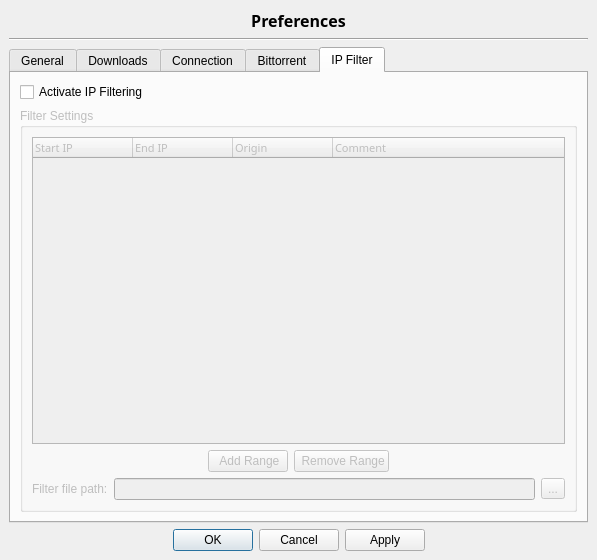
Old version of the form src/options.ui in the repository SysAdminDoc/qBittorrent-Vanced.
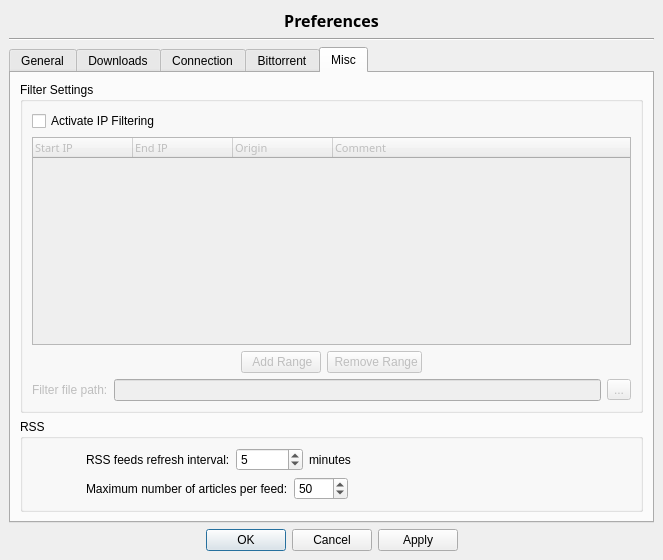
New version of the form. The open tabs and pages were chosen to show the change. Icons and pictures are not drawn.

```diff
--- a/src/options.ui
+++ b/src/options.ui
@@ -5,7 +5,7 @@
    <rect>
     <x>0</x>
     <y>0</y>
-    <width>597</width>
+    <width>663</width>
     <height>560</height>
    </rect>
   </property>
@@ -1372,38 +1372,16 @@
      </widget>
      <widget class="QWidget" name="tab_4" >
       <attribute name="title" >
-       <string>IP Filter</string>
+       <string>Misc</string>
       </attribute>
       <attribute name="icon" >
        <iconset resource="icons.qrc" >:/Icons/filter.png</iconset>
       </attribute>
       <layout class="QVBoxLayout" >
-       <property name="spacing" >
-        <number>6</number>
-       </property>
-       <property name="leftMargin" >
-        <number>9</number>
-       </property>
-       <property name="topMargin" >
-        <number>9</number>
-       </property>
-       <property name="rightMargin" >
-        <number>9</number>
-       </property>
-       <property name="bottomMargin" >
-        <number>9</number>
-       </property>
-       <item>
-        <widget class="QCheckBox" name="checkIPFilter" >
-         <property name="text" >
-          <string>Activate IP Filtering</string>
-         </property>
-        </widget>
-       </item>
        <item>
         <widget class="QGroupBox" name="filterBox" >
          <property name="enabled" >
-          <bool>false</bool>
+          <bool>true</bool>
          </property>
          <property name="title" >
           <string>Filter Settings</string>
@@ -1424,8 +1402,21 @@
           <property name="bottomMargin" >
            <number>9</number>
           </property>
+          <item>
+           <widget class="QCheckBox" name="checkIPFilter" >
+            <property name="text" >
+             <string>Activate IP Filtering</string>
+            </property>
+            <property name="icon" >
+             <iconset resource="icons.qrc" >:/Icons/filter.png</iconset>
+            </property>
+           </widget>
+          </item>
           <item>
            <widget class="QTreeWidget" name="filtersList" >
+            <property name="enabled" >
+             <bool>false</bool>
+            </property>
             <property name="minimumSize" >
              <size>
               <width>0</width>
@@ -1503,6 +1494,9 @@
             </item>
             <item>
              <widget class="QPushButton" name="addFilterRangeButton" >
+              <property name="enabled" >
+               <bool>false</bool>
+              </property>
               <property name="text" >
                <string> Add Range</string>
               </property>
@@ -1513,6 +1507,9 @@
             </item>
             <item>
              <widget class="QPushButton" name="delFilterRangeButton" >
+              <property name="enabled" >
+               <bool>false</bool>
+              </property>
               <property name="text" >
                <string> Remove Range</string>
               </property>
@@ -1555,16 +1552,26 @@
             </property>
             <item>
              <widget class="QLabel" name="lblFilterPath" >
+              <property name="enabled" >
+               <bool>false</bool>
+              </property>
               <property name="text" >
                <string>Filter file path:</string>
               </property>
              </widget>
             </item>
             <item>
-             <widget class="QLineEdit" name="textFilterPath" />
+             <widget class="QLineEdit" name="textFilterPath" >
+              <property name="enabled" >
+               <bool>false</bool>
+              </property>
+             </widget>
             </item>
             <item>
              <widget class="QToolButton" name="browseFilterButton" >
+              <property name="enabled" >
+               <bool>false</bool>
+              </property>
               <property name="text" >
                <string>...</string>
               </property>
@@ -1575,6 +1582,126 @@
          </layout>
         </widget>
        </item>
+       <item>
+        <widget class="QGroupBox" name="groupRSS" >
+         <property name="title" >
+          <string>RSS</string>
+         </property>
+         <layout class="QVBoxLayout" >
+          <item>
+           <layout class="QHBoxLayout" >
+            <item>
+             <widget class="QLabel" name="label_4" >
+              <property name="minimumSize" >
+               <size>
+                <width>48</width>
+                <height>48</height>
+               </size>
+              </property>
+              <property name="maximumSize" >
+               <size>
+                <width>48</width>
+                <height>48</height>
+               </size>
+              </property>
+              <property name="text" >
+               <string/>
+              </property>
+              <property name="pixmap" >
+               <pixmap resource="icons.qrc" >:/Icons/rss32.png</pixmap>
+              </property>
+              <property name="scaledContents" >
+               <bool>true</bool>
+              </property>
+             </widget>
+            </item>
+            <item>
+             <layout class="QVBoxLayout" >
+              <item>
+               <layout class="QHBoxLayout" >
+                <item>
+                 <widget class="QLabel" name="label" >
+                  <property name="text" >
+                   <string>RSS feeds refresh interval:</string>
+                  </property>
+                 </widget>
+                </item>
+                <item>
+                 <widget class="QSpinBox" name="spinRSSRefresh" >
+                  <property name="minimum" >
+                   <number>1</number>
+                  </property>
+                  <property name="maximum" >
+                   <number>999999</number>
+                  </property>
+                  <property name="value" >
+                   <number>5</number>
+                  </property>
+                 </widget>
+                </item>
+                <item>
+                 <widget class="QLabel" name="label_2" >
+                  <property name="text" >
+                   <string>minutes</string>
+                  </property>
+                 </widget>
+                </item>
+                <item>
+                 <spacer>
+                  <property name="orientation" >
+                   <enum>Qt::Horizontal</enum>
+                  </property>
+                  <property name="sizeHint" >
+                   <size>
+                    <width>40</width>
+                    <height>20</height>
+                   </size>
+                  </property>
+                 </spacer>
+                </item>
+               </layout>
+              </item>
+              <item>
+               <layout class="QHBoxLayout" >
+                <item>
+                 <widget class="QLabel" name="label_3" >
+                  <property name="text" >
+                   <string>Maximum number of articles per feed:</string>
+                  </property>
+                 </widget>
+                </item>
+                <item>
+                 <widget class="QSpinBox" name="spinRSSMaxArticlesPerFeed" >
+                  <property name="maximum" >
+                   <number>9999</number>
+                  </property>
+                  <property name="value" >
+                   <number>50</number>
+                  </property>
+                 </widget>
+                </item>
+                <item>
+                 <spacer>
+                  <property name="orientation" >
+                   <enum>Qt::Horizontal</enum>
+                  </property>
+                  <property name="sizeHint" >
+                   <size>
+                    <width>40</width>
+                    <height>20</height>
+                   </size>
+                  </property>
+                 </spacer>
+                </item>
+               </layout>
+              </item>
+             </layout>
+            </item>
+           </layout>
+          </item>
+         </layout>
+        </widget>
+       </item>
       </layout>
      </widget>
     </widget>
```
Left out of the diff: 65 changed lines with no effect on the pictures.
